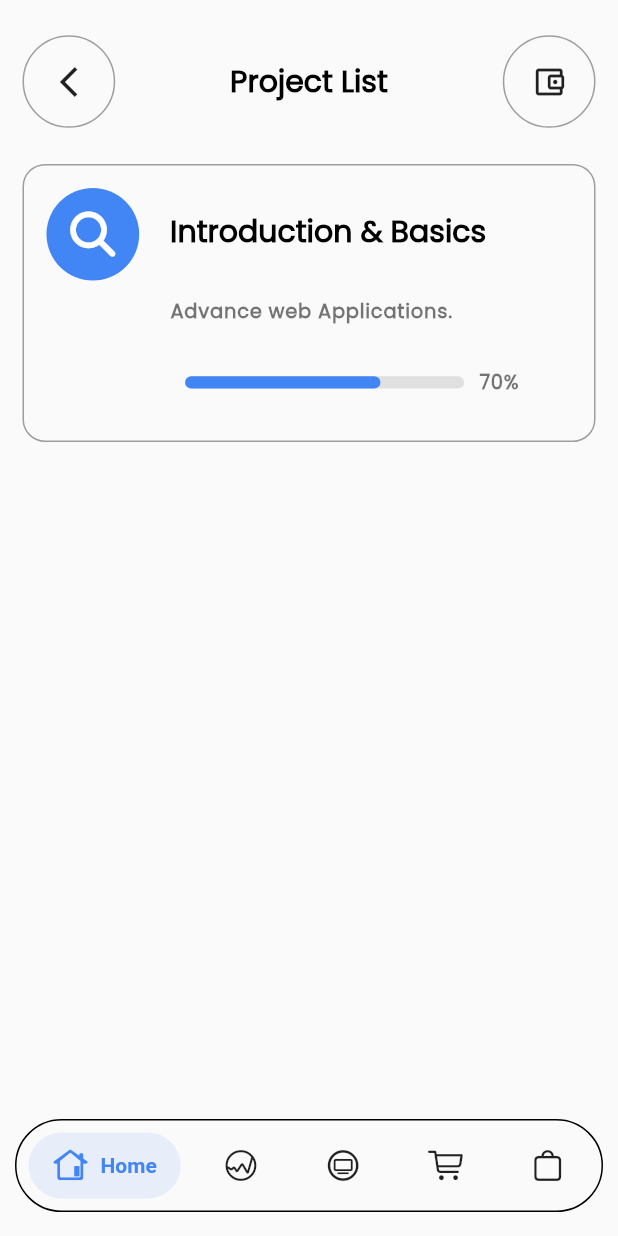
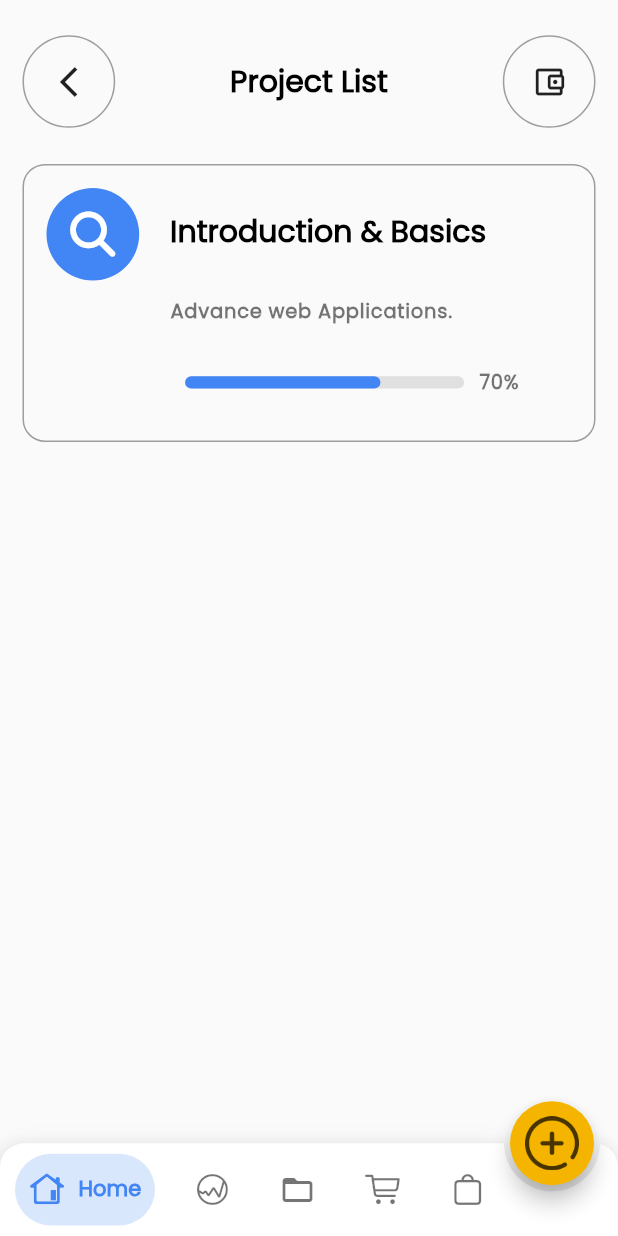
Before and after one commit to ashishashsih/miniguru, a Flutter app: the BottomBarView screen opened by its route, swiped to page 3, on a phone screen of 412 x 824 dp. Run offline on Flutter 3.47's test engine with Material 2 defaults, Android fonts, the phone set to English and light mode, and no system bars; drawn by our look-alikes of bubble_bottom_bar, delayed_display, percent_indicator, salomon_bottom_bar; our stand-ins replace auto_size_text, badges, dotted_border, dropdown_button2, expandable, firebase_auth and 14 more; missing offline and left inert: d_chart, flutter_3d_choice_chip, onboarding_animation; accounts and stored records are empty; network calls fail; statements that could not run were skipped.

Commit message:
Auwais-1/8/22

```diff
--- a/lib/app/modules/bottomBar/views/bottom_bar_view.dart
+++ b/lib/app/modules/bottomBar/views/bottom_bar_view.dart
@@ -1,13 +1,12 @@
-import 'package:animated_bottom_navigation_bar/animated_bottom_navigation_bar.dart';
+import 'package:bubble_bottom_bar/bubble_bottom_bar.dart';
 import 'package:flutter/cupertino.dart';
 import 'package:flutter/material.dart';
 import 'package:get/get.dart';
 import 'package:mini_guru/app/modules/home/views/home_view.dart';
-import 'package:mini_guru/app/modules/myProjects/views/my_projects_view.dart';
 import 'package:mini_guru/app/modules/projectList/views/project_list_view.dart';
 import 'package:mini_guru/app/modules/shop/views/shop_view.dart';
 import 'package:mini_guru/constants.dart';
-import 'package:salomon_bottom_bar/salomon_bottom_bar.dart';
+import '../../myProjects/views/my_projects_view.dart';
 import '../../orderList/views/order_list_view.dart';
 import '../../progressReport/views/progress_report_view.dart';
 import '../controllers/bottom_bar_controller.dart';
@@ -30,104 +29,121 @@ class BottomBarView extends GetView<BottomBarController> {
           const ProjectListView(),
           const ShopView(),
           const OrderListView(),
+          const OrderListView(),
         ],
       ),
-      floatingActionButton: Obx((){
-        return Container(
-          margin: EdgeInsets.symmetric(horizontal: 10),
-          decoration: BoxDecoration(
-            border: Border.all(color: Colors.black),
-            borderRadius: BorderRadius.circular(100)
-          ),
-          child: SalomonBottomBar(
-              onTap: (index) {
-                barController.currentIndex.value = index;
-                barController.pageController.jumpToPage(index);
-              },
-              currentIndex: barController.currentIndex.value,
-              items:[
-                SalomonBottomBarItem(
-                  icon: Icon(CupertinoIcons.house_alt),
-                  title: Text('Home'),
-                  selectedColor: primaryColor,
-                ),
+      floatingActionButton: FloatingActionButton(
+        onPressed: ()=> Get.to(MyProjectsView(),transition: Transition.downToUp),
+        backgroundColor: secondaryColor,
+        child: Padding(
+          padding: const EdgeInsets.all(10.0),
+          child: Image.asset('images/plus.png'),
+        ),
+      ),
+      floatingActionButtonLocation: FloatingActionButtonLocation.endDocked,
+      bottomNavigationBar: Obx(() {
+          return SizedBox(
+            height: size.width * 0.15,
+            width: size.width,
+            child: BubbleBottomBar(
+            opacity: 0.2,
+            currentIndex: barController.currentIndex.value,
+            onTap: (index) {
+              barController.currentIndex.value = index!;
+              barController.pageController.jumpToPage(index);
+            },
+            borderRadius: const BorderRadius.vertical(top: Radius.circular(16)),
+            elevation: 10,
+            fabLocation: BubbleBottomBarFabLocation.end,
+            //new
+            hasNotch: true,
+            //new
+            hasInk: true,
+            //new, gives a cute ink effect
+            inkColor: Colors.black12,
+            //optional, uses theme color if not specified
+            items: const <BubbleBottomBarItem>[
+              BubbleBottomBarItem(
+                  backgroundColor: primaryColor,
+                  icon: Icon(CupertinoIcons.house_alt, color: Colors.black54,),
+                  activeIcon: Icon(CupertinoIcons.house_alt, color: primaryColor,),
+                  title: Text("Home")),
 
-                /// Home
-                SalomonBottomBarItem(
-                  icon: Icon(CupertinoIcons.graph_circle),
-                  title: Text('Report'),
-                  selectedColor: secondaryColor,
-                ),
+              BubbleBottomBarItem(
+                  backgroundColor: secondaryColor,
+                  icon: Icon(CupertinoIcons.graph_circle, color: Colors.black54,),
+                  activeIcon: Icon(CupertinoIcons.graph_circle, color: secondaryColor,),
+                  title: Text("Report")),
 
-                /// Search
-                SalomonBottomBarItem(
-                  icon: Icon(CupertinoIcons.tv_circle),
-                  title: Text("Project List"),
-                  selectedColor: redColor,
-                ),
+              BubbleBottomBarItem(
+                  backgroundColor: redColor,
+                  icon: Icon(Icons.folder_open, color: Colors.black54,),
+                  activeIcon: Icon(Icons.folder_open, color: redColor,),
+                  title: Text("Project\'s")),
 
-                /// Profile
-                SalomonBottomBarItem(
-                  icon: Icon(CupertinoIcons.shopping_cart),
-                  title: Text("Shop"),
-                  selectedColor: greenColor,
-                ),
-                /// Profile
-                SalomonBottomBarItem(
-                  icon: Icon(CupertinoIcons.bag),
-                  title: Text("Orders"),
-                  selectedColor: primaryColor,
-                ),
-              ]),
-        );
+              BubbleBottomBarItem(
+                  backgroundColor: greenColor,
+                  icon: Icon(CupertinoIcons.shopping_cart, color: Colors.black54,),
+                  activeIcon: Icon(CupertinoIcons.shopping_cart, color: greenColor,),
+                  title: Text("Shop")),
+
+              BubbleBottomBarItem(
+                  backgroundColor: primaryColor,
+                  icon: Icon(CupertinoIcons.bag, color: Colors.black54,),
+                  activeIcon: Icon(CupertinoIcons.bag, color: primaryColor,),
+                  title: Text("Order\'s")),
+            ],
+        ),
+          );
       }),
-      // bottomNavigationBar: Obx(() {
-      //   return AnimatedBottomNavigationBar(
-      //     height: size.width * 0.17,
-      //     activeColor: Colors.black,
-      //     splashColor: Colors.black,
-      //     splashRadius: 50.0,
-      //     inactiveColor: Colors.black38,
-      //     backgroundColor: Colors.white,
-      //     borderColor: Colors.black,
-      //     borderWidth: 3,
-      //     iconSize: 30,
-      //     notchMargin: 10,
-      //     icons: const [
-      //       CupertinoIcons.house_alt,
-      //       CupertinoIcons.graph_circle,
-      //       CupertinoIcons.tv_circle,
-      //       CupertinoIcons.shopping_cart,
-      //       CupertinoIcons.bag,
-      //     ],
-      //     shadow: const Shadow(
-      //       color: Colors.grey,
-      //       blurRadius: 7.0,
+      // bottomNavigationBar: Obx((){
+      //   return Container(
+      //     decoration: BoxDecoration(
+      //         border: Border.all(color: Colors.black),
+      //         borderRadius: BorderRadius.circular(100)
       //     ),
-      //     gapLocation: GapLocation.end,
-      //     notchSmoothness: NotchSmoothness.sharpEdge,
-      //     onTap: (index) {
-      //       barController.currentIndex.value = index;
-      //       barController.pageController.jumpToPage(index);
-      //     },
-      //     activeIndex: barController.currentIndex.value,
-      //     //other params
+      //     child: SalomonBottomBar(
+      //         onTap: (index) {
+      //           barController.currentIndex.value = index;
+      //           barController.pageController.jumpToPage(index);
+      //         },
+      //         currentIndex: barController.currentIndex.value,
+      //         items:[
+      //           SalomonBottomBarItem(
+      //             icon: Icon(CupertinoIcons.house_alt),
+      //             title: Text('Home'),
+      //             selectedColor: primaryColor,
+      //           ),
+      //
+      //           /// Home
+      //           SalomonBottomBarItem(
+      //             icon: Icon(CupertinoIcons.graph_circle),
+      //             title: Text('Report'),
+      //             selectedColor: secondaryColor,
+      //           ),
+      //
+      //           /// Search
+      //           SalomonBottomBarItem(
+      //             icon: Icon(CupertinoIcons.tv_circle),
+      //             title: Text("Project\'s"),
+      //             selectedColor: redColor,
+      //           ),
+      //
+      //           /// Profile
+      //           SalomonBottomBarItem(
+      //             icon: Icon(CupertinoIcons.shopping_cart),
+      //             title: Text("Shop"),
+      //             selectedColor: greenColor,
+      //           ),
+      //           /// Profile
+      //           SalomonBottomBarItem(
+      //             icon: Icon(CupertinoIcons.bag),
+      //             title: Text("Orders"),
+      //             selectedColor: primaryColor,
+      //           ),
+      //         ]),
       //   );
       // }),
-      // floatingActionButton: SizedBox(
-      //   height: size.width * 0.15,
-      //   width: size.width * 0.15,
-      //   child: FloatingActionButton(
-      //     backgroundColor: Colors.white,
-      //     onPressed: () =>
-      //         Get.to(MyProjectsView(), transition: Transition.downToUp),
-      //     child: Padding(
-      //       padding: const EdgeInsets.all(8.0),
-      //       child: Image.asset('images/plus.png', fit: BoxFit.cover,),
-      //     ),
-      //   ),
-      // ),
-      floatingActionButtonLocation: FloatingActionButtonLocation.centerFloat,
     );
   }
 }
--- a/pubspec.yaml
+++ b/pubspec.yaml
@@ -8,6 +8,7 @@ environment:
 dependencies:
   get_cli: ^1.8.1
   salomon_bottom_bar: ^3.3.1
+  bubble_bottom_bar: ^2.0.0
   expandable: ^5.0.1
   cupertino_icons: ^1.0.2
   onboarding_animation: ^0.0.1
```
Also changed, not shown: pubspec.lock.
